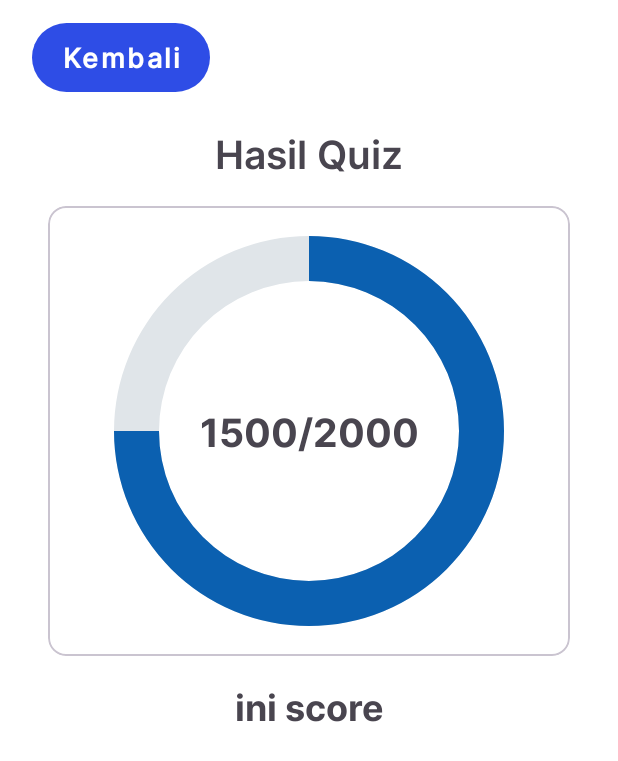
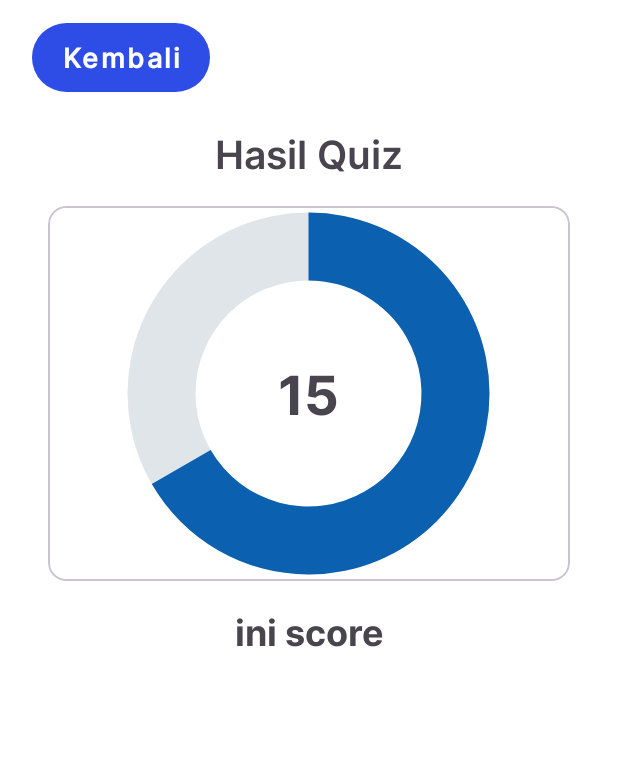
Before and after one commit to shaulascr/AplikasiLansia, an Android app: the layout activity_quiz_result.xml on its own in the app's theme, with its tools: preview values and no code run, on a phone screen of 412 x 824 dp. Shown: the top 761 px of the screen. Run offline under Robolectric (Android 15) with nearby library versions, the phone set to English and light mode, and no system bars.

Commit message:
fix hasil quiz

```diff
--- a/app/src/main/java/com/alya/aplikasilansia/ui/quiz/QuizViewModel.java
+++ b/app/src/main/java/com/alya/aplikasilansia/ui/quiz/QuizViewModel.java
@@ -97,9 +97,9 @@ public class QuizViewModel extends ViewModel {
         // Define the classification criteria
         if (totalScore <=4 ) {
             return "Normal";
-        } else if (totalScore > 4) {
+        } else if (totalScore > 4 && totalScore <= 8) {
             return "Depresi Ringan";
-        } else if (totalScore > 8) {
+        } else if (totalScore > 8 && totalScore <= 11) {
             return "Depresi Sedang";
         } else if (totalScore > 11) {
             return "Depresi Berat";
@@ -160,7 +160,6 @@ public class QuizViewModel extends ViewModel {
         List<Boolean> answeredStatus = questionAnsweredStatus.getValue();
         List<ItemQuestionModel> isQuestionAnsweredOldValue = isQuestionAnswered.getValue();
 
-
         if (currentAnswers != null) {
             while (currentAnswers.size() <= index) {
                 currentAnswers.add(null);
--- a/app/src/main/res/drawable/stat_progress.xml
+++ b/app/src/main/res/drawable/stat_progress.xml
@@ -3,9 +3,9 @@
     android:fromDegrees="270"
     android:toDegrees="270">
     <shape
-        android:innerRadius="100dp"
+        android:innerRadius="75dp"
         android:shape="ring"
-        android:thickness="30dp"
+        android:thickness="45dp"
         android:useLevel="true">
         <solid android:color="@color/blue1" />
     </shape>
--- a/app/src/main/res/drawable/stats_full.xml
+++ b/app/src/main/res/drawable/stats_full.xml
@@ -3,9 +3,9 @@
     android:fromDegrees="270"
     android:toDegrees="270">
     <shape
-        android:innerRadius="100dp"
+        android:innerRadius="75dp"
         android:shape="ring"
-        android:thickness="30dp"
+        android:thickness="45dp"
         android:useLevel="true">
         <solid android:color="@color/light_grey" />
     </shape>
--- a/app/src/main/res/layout/activity_quiz_result.xml
+++ b/app/src/main/res/layout/activity_quiz_result.xml
@@ -61,8 +61,8 @@
             <ProgressBar
                 android:id="@+id/background_progressbar"
                 style="?android:attr/progressBarStyleHorizontal"
-                android:layout_width="300dp"
-                android:layout_height="300dp"
+                android:layout_width="250dp"
+                android:layout_height="250dp"
                 android:indeterminate="false"
                 android:max="100"
                 android:progress="100"
@@ -79,13 +79,13 @@
             <ProgressBar
                 android:id="@+id/stats_progressbar"
                 style="?android:attr/progressBarStyleHorizontal"
-                android:layout_width="300dp"
-                android:layout_height="300dp"
+                android:layout_width="250dp"
+                android:layout_height="250dp"
                 android:backgroundTint="@color/white"
                 android:foregroundGravity="center_horizontal"
                 android:indeterminate="false"
-                android:max="100"
-                android:progress="75"
+                android:max="15"
+                android:progress="10"
                 android:progressDrawable="@drawable/stat_progress"
                 app:layout_constraintBottom_toBottomOf="parent"
                 app:layout_constraintEnd_toEndOf="parent"
@@ -98,8 +98,8 @@
                 android:id="@+id/number_score"
                 android:layout_width="wrap_content"
                 android:layout_height="wrap_content"
-                android:text="1500/2000"
-                android:textSize="26sp"
+                android:text="15"
+                android:textSize="36sp"
                 android:fontFamily="@font/inter_bold"
                 app:layout_constraintBottom_toBottomOf="parent"
                 app:layout_constraintEnd_toEndOf="parent"
--- a/app/src/main/res/layout/fragment_edit_personal.xml
+++ b/app/src/main/res/layout/fragment_edit_personal.xml
@@ -184,11 +184,8 @@
             <com.google.android.material.button.MaterialButton
                 android:id="@+id/btn_cancel_edit"
                 style="@style/CustomWhiteRoundButton"
-                android:layout_width="0dp"
+                android:layout_width="120dp"
                 android:layout_height="wrap_content"
-                android:layout_marginStart="16dp"
-                android:layout_marginEnd="8dp"
-                android:paddingHorizontal="28dp"
                 android:text="@string/cancel"
                 android:textSize="18sp"
                 android:textStyle="bold"
--- a/app/src/main/res/layout/fragment_home.xml
+++ b/app/src/main/res/layout/fragment_home.xml
@@ -218,7 +218,7 @@
                             android:id="@+id/tv_pressure"
                             android:layout_width="match_parent"
                             android:layout_height="match_parent"
-                            android:text="180/60"
+                            android:text="-/-"
                             android:fontFamily="@font/inter_bold"
                             android:textSize="24sp"/>
                         <TextView
@@ -261,7 +261,7 @@
                             android:id="@+id/tv_pulse"
                             android:layout_width="match_parent"
                             android:layout_height="match_parent"
-                            android:text="90"
+                            android:text="-"
                             android:fontFamily="@font/inter_bold"
                             android:textSize="24sp"/>
                         <TextView
--- a/app/src/main/res/values/colors.xml
+++ b/app/src/main/res/values/colors.xml
@@ -8,6 +8,10 @@
     <color name="orange">#F96900</color>
     <color name="light_orange">#DCE2C8</color>
     <color name="light_grey">#E0E5E9</color>">
+    <color name="level0">#0B60B0</color>
+    <color name="level1">#FFCC00</color>
+    <color name="level2">#FF7F00</color>
+    <color name="level3">#CC2936</color>
 
     <color name="shrine_theme_light_surface">#FFFFFFFF</color>
     <color name="shrine_theme_light_onSurfaceVariant">#ADD9F4</color>"
```
Also changed, not shown: app/src/main/java/com/alya/aplikasilansia/ui/quiz/QuizResultAdapter.java (+22 -4 lines), app/src/main/java/com/alya/aplikasilansia/ui/quizResult/QuizResultActivity.java (+23 -6 lines), app/src/main/res/layout/item_cek_history.xml (+14 -13 lines).
